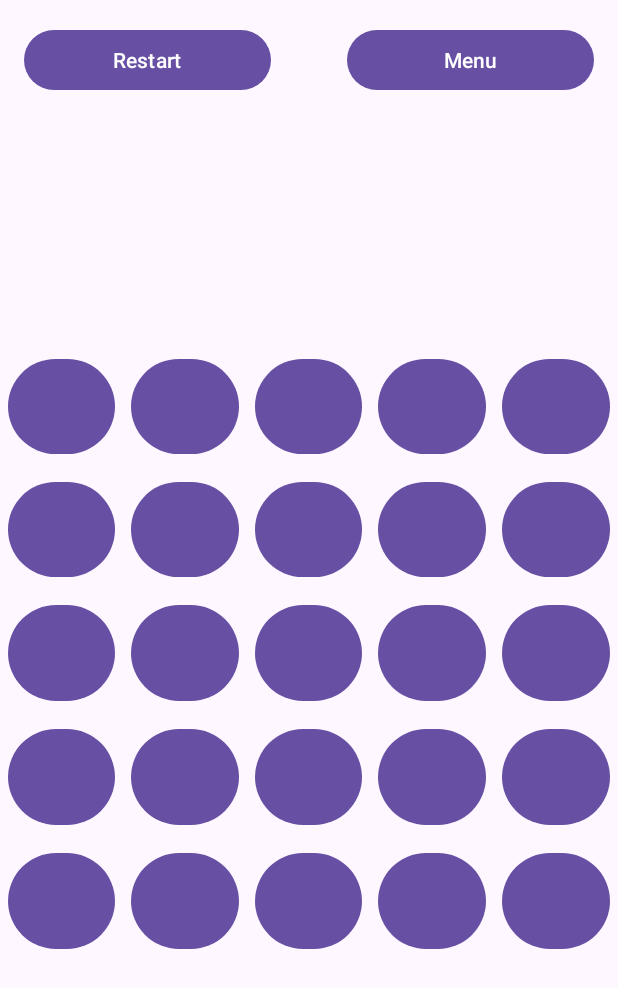
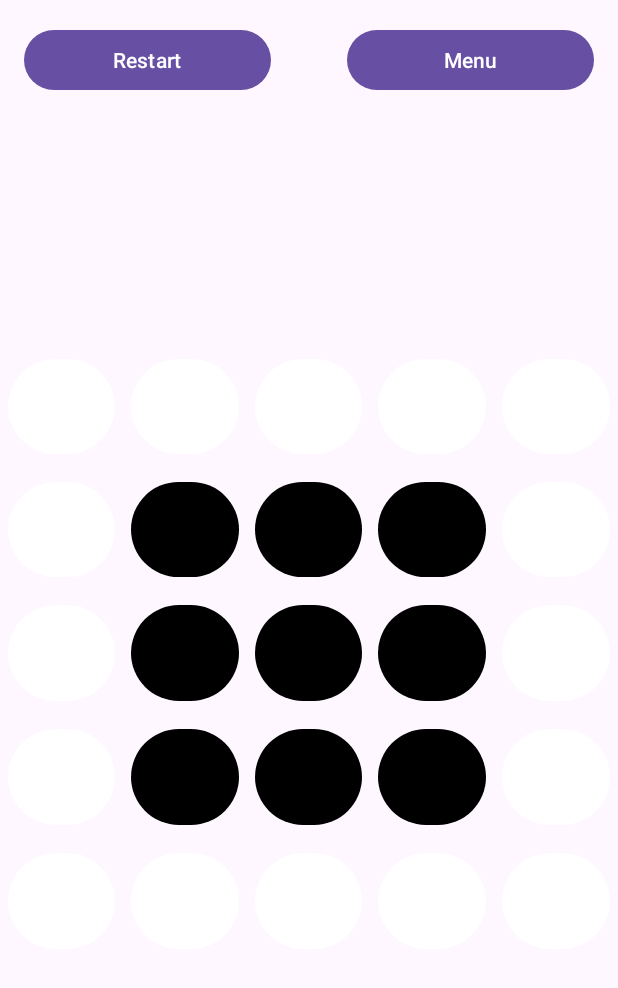
Before and after one commit to AleksandraTremba/Tic-Tac-Two-game, an Android app: the screen it shows after launch (MainActivity), on a phone screen of 412 x 824 dp. Shown: the top 988 px of the screen. Run offline under Robolectric (Android 15) with nearby library versions, the phone set to English and light mode, and no system bars.

Commit message:
fixed bounds of 3x3 square

```diff
--- a/app/build.gradle.kts
+++ b/app/build.gradle.kts
@@ -9,7 +9,7 @@ android {
 
     defaultConfig {
         applicationId = "com.taltech.ee.tic_tac_two"
-        minSdk = 31
+        minSdk = 30
         targetSdk = 34
         versionCode = 1
         versionName = "1.0"
--- a/app/src/main/java/com/taltech/ee/tic_tac_two/MainActivity.kt
+++ b/app/src/main/java/com/taltech/ee/tic_tac_two/MainActivity.kt
@@ -1,12 +1,15 @@
 package com.taltech.ee.tic_tac_two
 
 import android.os.Bundle
+import android.widget.Button
 import androidx.activity.enableEdgeToEdge
 import androidx.appcompat.app.AppCompatActivity
 import androidx.core.view.ViewCompat
 import androidx.core.view.WindowInsetsCompat
 
 class MainActivity : AppCompatActivity() {
+    private val buttonMap = mutableMapOf<Int, Button>()
+
     override fun onCreate(savedInstanceState: Bundle?) {
         super.onCreate(savedInstanceState)
         enableEdgeToEdge()
@@ -16,5 +19,85 @@ class MainActivity : AppCompatActivity() {
             v.setPadding(systemBars.left, systemBars.top, systemBars.right, systemBars.bottom)
             insets
         }
+
+        for (i in 1..25) {
+            val buttonId = resources.getIdentifier("game_button$i", "id", packageName)
+            val button = findViewById<Button>(buttonId)
+            buttonMap[i] = button
+            enable3x3CenterGrid()
+
+            button.setOnLongClickListener {
+                val tag = it.tag.toString().toInt()
+                enable3x3Grid(tag)
+                true
+            }
+        }
+    }
+
+    private fun enable3x3CenterGrid() {
+        for (button in buttonMap.values) {
+            button.isClickable = false
+            button.setBackgroundColor(getColor(com.google.android.material.R.color.design_default_color_background))
+        }
+
+        // Calculate the center button's row and column
+        val centerRow = (13 - 1) / 5
+        val centerColumn = (13 - 1) % 5
+
+        val minRow = maxOf(0, centerRow - 1)
+        val maxRow = minOf(4, centerRow + 1)
+        val minColumn = maxOf(0, centerColumn - 1)
+        val maxColumn = minOf(4, centerColumn + 1)
+
+        for (row in minRow..maxRow) {
+            for (col in minColumn..maxColumn) {
+                val buttonTag = row * 5 + col + 1
+                buttonMap[buttonTag]?.apply {
+                    isClickable = true
+                    setBackgroundColor(getColor(R.color.black))
+                }
+            }
+        }
+    }
+
+
+    private fun enable3x3Grid(tag: Int) {
+        // First, disable all buttons
+        for (button in buttonMap.values) {
+            button.isClickable = false
+            button.setBackgroundColor(getColor(com.google.android.material.R.color.design_default_color_background))
+        }
+        var centerTag = when (tag) {
+            1, 2, 6 -> 7
+            4, 5, 10 -> 9
+            20, 24, 25 -> 19
+            16, 21, 22 -> 17
+            3 -> 8
+            15 -> 14
+            23 -> 18
+            11 -> 12
+            else -> tag
+        }
+
+        // Calculate the center button's row and column
+        val centerRow = (centerTag - 1) / 5
+        val centerColumn = (centerTag - 1) % 5
+
+        val minRow = maxOf(0, centerRow - 1)
+        val maxRow = minOf(4, centerRow + 1)
+        val minColumn = maxOf(0, centerColumn - 1)
+        val maxColumn = minOf(4, centerColumn + 1)
+
+        // Enable the 3x3 grid around the center
+        for (row in minRow..maxRow) {
+            for (col in minColumn..maxColumn) {
+                val buttonTag = row * 5 + col + 1
+                buttonMap[buttonTag]?.apply {
+                    isClickable = true
+                    // Change the button color to the "enabled" color
+                    setBackgroundColor(getColor(R.color.black))
+                }
+            }
+        }
     }
 }
--- a/app/src/main/res/layout/activity_main.xml
+++ b/app/src/main/res/layout/activity_main.xml
@@ -51,6 +51,7 @@
             android:layout_column="0"
             android:layout_gravity="fill"
             android:layout_margin="5dp"
+            android:tag="1"
             android:text="" />
 
         <Button
@@ -63,6 +64,7 @@
             android:layout_columnWeight="1"
             android:layout_gravity="fill"
             android:layout_margin="5dp"
+            android:tag="2"
             android:text="" />
 
         <Button
@@ -75,6 +77,7 @@
             android:layout_columnWeight="1"
             android:layout_gravity="fill"
             android:layout_margin="5dp"
+            android:tag="3"
             android:text="" />
 
         <Button
@@ -87,6 +90,7 @@
             android:layout_columnWeight="1"
             android:layout_gravity="fill"
             android:layout_margin="5dp"
+            android:tag="4"
             android:text="" />
 
         <Button
@@ -99,6 +103,7 @@
             android:layout_columnWeight="1"
             android:layout_gravity="fill"
             android:layout_margin="5dp"
+            android:tag="5"
             android:text="" />
 
         <!-- Second row -->
@@ -112,6 +117,7 @@
             android:layout_columnWeight="1"
             android:layout_gravity="fill"
             android:layout_margin="5dp"
+            android:tag="6"
             android:text="" />
 
         <Button
@@ -124,6 +130,7 @@
             android:layout_columnWeight="1"
             android:layout_gravity="fill"
             android:layout_margin="5dp"
+            android:tag="7"
             android:text="" />
 
         <Button
@@ -136,6 +143,7 @@
             android:layout_columnWeight="1"
             android:layout_gravity="fill"
             android:layout_margin="5dp"
+            android:tag="8"
             android:text="" />
 
         <Button
@@ -148,6 +156,7 @@
             android:layout_columnWeight="1"
             android:layout_gravity="fill"
             android:layout_margin="5dp"
+            android:tag="9"
             android:text="" />
 
         <Button
@@ -160,6 +169,7 @@
             android:layout_columnWeight="1"
             android:layout_gravity="fill"
             android:layout_margin="5dp"
+            android:tag="10"
             android:text="" />
 
         <!-- Third row -->
@@ -173,6 +183,7 @@
             android:layout_columnWeight="1"
             android:layout_gravity="fill"
             android:layout_margin="5dp"
+            android:tag="11"
             android:text="" />
 
         <Button
@@ -185,6 +196,7 @@
             android:layout_columnWeight="1"
             android:layout_gravity="fill"
             android:layout_margin="5dp"
+            android:tag="12"
             android:text="" />
 
         <Button
@@ -197,6 +209,7 @@
             android:layout_columnWeight="1"
             android:layout_gravity="fill"
             android:layout_margin="5dp"
+            android:tag="13"
             android:text="" />
 
         <Button
@@ -209,6 +222,7 @@
             android:layout_columnWeight="1"
             android:layout_gravity="fill"
             android:layout_margin="5dp"
+            android:tag="14"
             android:text="" />
 
         <Button
@@ -221,6 +235,7 @@
             android:layout_columnWeight="1"
             android:layout_gravity="fill"
             android:layout_margin="5dp"
+            android:tag="15"
             android:text="" />
 
         <!-- Fourth row -->
@@ -234,6 +249,7 @@
             android:layout_columnWeight="1"
             android:layout_gravity="fill"
             android:layout_margin="5dp"
+            android:tag="16"
             android:text="" />
 
         <Button
@@ -246,6 +262,7 @@
             android:layout_columnWeight="1"
             android:layout_gravity="fill"
             android:layout_margin="5dp"
+            android:tag="17"
             android:text="" />
 
         <Button
@@ -258,6 +275,7 @@
             android:layout_columnWeight="1"
             android:layout_gravity="fill"
             android:layout_margin="5dp"
+            android:tag="18"
             android:text="" />
 
         <Button
@@ -270,6 +288,7 @@
             android:layout_columnWeight="1"
             android:layout_gravity="fill"
             android:layout_margin="5dp"
+            android:tag="19"
             android:text="" />
 
         <Button
@@ -282,6 +301,7 @@
             android:layout_columnWeight="1"
             android:layout_gravity="fill"
             android:layout_margin="5dp"
+            android:tag="20"
             android:text="" />
 
         <!-- Fifth row -->
@@ -295,6 +315,7 @@
             android:layout_columnWeight="1"
             android:layout_gravity="fill"
             android:layout_margin="5dp"
+            android:tag="21"
             android:text="" />
 
         <Button
@@ -307,6 +328,7 @@
             android:layout_columnWeight="1"
             android:layout_gravity="fill"
             android:layout_margin="5dp"
+            android:tag="22"
             android:text="" />
 
         <Button
@@ -319,6 +341,7 @@
             android:layout_columnWeight="1"
             android:layout_gravity="fill"
             android:layout_margin="5dp"
+            android:tag="23"
             android:text="" />
 
         <Button
@@ -331,6 +354,7 @@
             android:layout_columnWeight="1"
             android:layout_gravity="fill"
             android:layout_margin="5dp"
+            android:tag="24"
             android:text="" />
 
         <Button
@@ -343,6 +367,7 @@
             android:layout_columnWeight="1"
             android:layout_gravity="fill"
             android:layout_margin="5dp"
+            android:tag="25"
             android:text="" />
 
 
```
